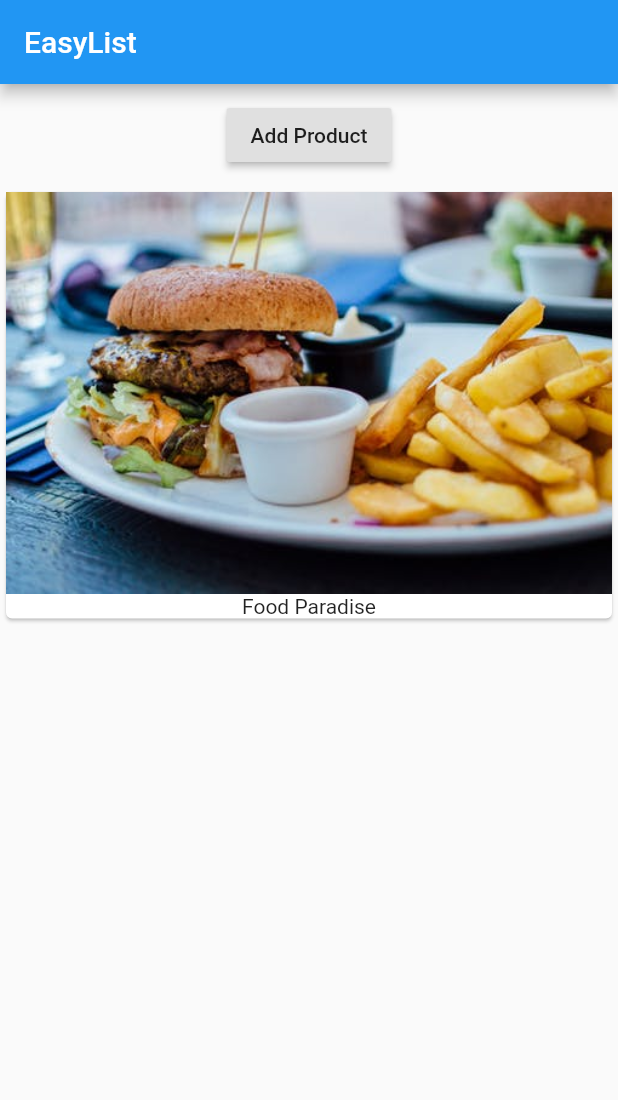
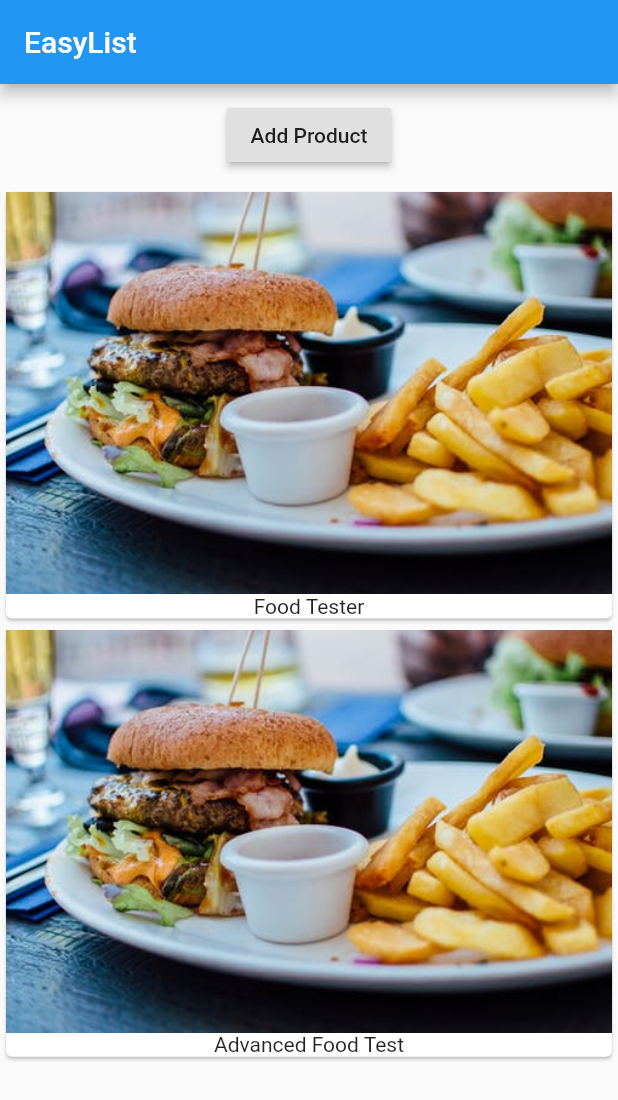
Before and after one commit to michael-basweti/flutter-course, a Flutter app: the screen it shows after launch, after a tap on "Add Product", on a phone screen of 412 x 824 dp. Shown: the top 1100 px of the screen. Run offline on Flutter 3.47's test engine with Material 2 defaults, Android fonts, the phone set to English and light mode, and no system bars.

Commit message:
add product

```diff
--- a/lib/main.dart
+++ b/lib/main.dart
@@ -10,7 +10,9 @@ class MyApp extends StatefulWidget {
   }
 }
 
-class _MyAppState extends State<MyApp>{
+class _MyAppState extends State<MyApp> {
+  List<String> _products = ['Food Tester'];
+
   @override
   Widget build(BuildContext context) {
     return MaterialApp(
@@ -23,18 +25,26 @@ class _MyAppState extends State<MyApp>{
               Container(
                 margin: EdgeInsets.all(10.0),
                 child: RaisedButton(
-                  onPressed: () {},
+                  onPressed: () {
+                    setState(() {
+                       _products.add('Advanced Food Test');
+                    print(_products);
+                    });
+                  },
                   child: Text('Add Product'),
                 ),
               ),
-              Card(
-                child: Column(
-                  children: <Widget>[
-                    Image.asset('assets/food.jpeg'),
-                    Text('Food Paradise')
-                  ],
-                ),
-              ),
+              Column(
+                  children: _products
+                      .map((element) => Card(
+                            child: Column(
+                              children: <Widget>[
+                                Image.asset('assets/food.jpeg'),
+                                Text(element)
+                              ],
+                            ),
+                          ))
+                      .toList())
             ],
           )),
     );
```
